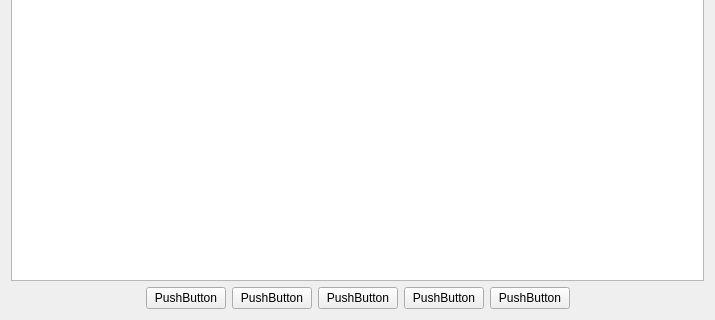
Old version of the form code/src/main/python/view/mainview/form.ui in the repository felixdittrich92/mission-uncuttable; both pictures show x 0 to 715 and y 196 to 516 of the 715 by 516 pixel window.
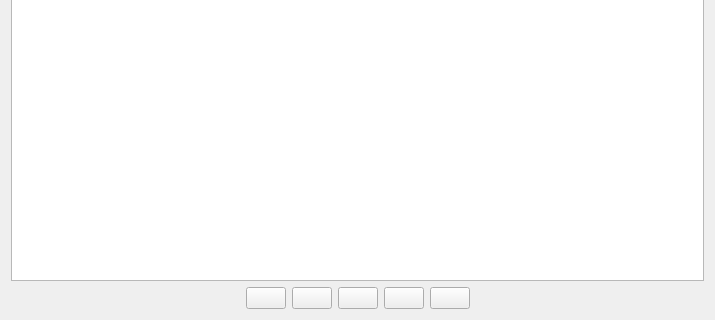
New version of the form.

Diff of the .ui file:
```diff
--- a/code/src/main/python/view/mainview/form.ui
+++ b/code/src/main/python/view/mainview/form.ui
@@ -17,7 +17,7 @@
    <item row="1" column="2">
     <widget class="QPushButton" name="pushButton_4">
      <property name="text">
-      <string>PushButton</string>
+      <string/>
      </property>
     </widget>
    </item>
@@ -37,21 +37,21 @@
    <item row="1" column="1">
     <widget class="QPushButton" name="pushButton">
      <property name="text">
-      <string>PushButton</string>
+      <string/>
      </property>
     </widget>
    </item>
    <item row="1" column="3">
     <widget class="QPushButton" name="playButton">
      <property name="text">
-      <string>PushButton</string>
+      <string/>
      </property>
     </widget>
    </item>
    <item row="1" column="5">
     <widget class="QPushButton" name="pushButton_3">
      <property name="text">
-      <string>PushButton</string>
+      <string/>
      </property>
     </widget>
    </item>
@@ -71,7 +71,7 @@
    <item row="1" column="4">
     <widget class="QPushButton" name="pushButton_5">
      <property name="text">
-      <string>PushButton</string>
+      <string/>
      </property>
     </widget>
    </item>
```
Left out of the diff: 8 changed lines with no effect on the pictures.
